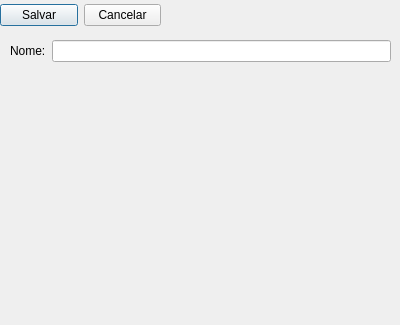
First picture: the form in UIs/TipoDespesa/CadastroTipoDespesaDialog.ui, repository teiGustavo/eventos-pyside, before the edit.
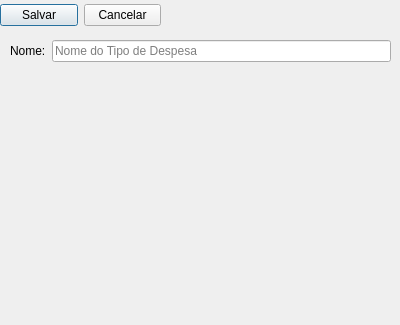
Second picture: the form after the edit.

The edit to the form file:
```diff
--- a/UIs/TipoDespesa/CadastroTipoDespesaDialog.ui
+++ b/UIs/TipoDespesa/CadastroTipoDespesaDialog.ui
@@ -57,7 +57,11 @@
      </widget>
     </item>
     <item row="0" column="1">
-     <widget class="QLineEdit" name="lineEditNome"/>
+     <widget class="QLineEdit" name="lineEditNome">
+      <property name="placeholderText">
+       <string>Nome do Tipo de Despesa</string>
+      </property>
+     </widget>
     </item>
    </layout>
   </widget>
```
